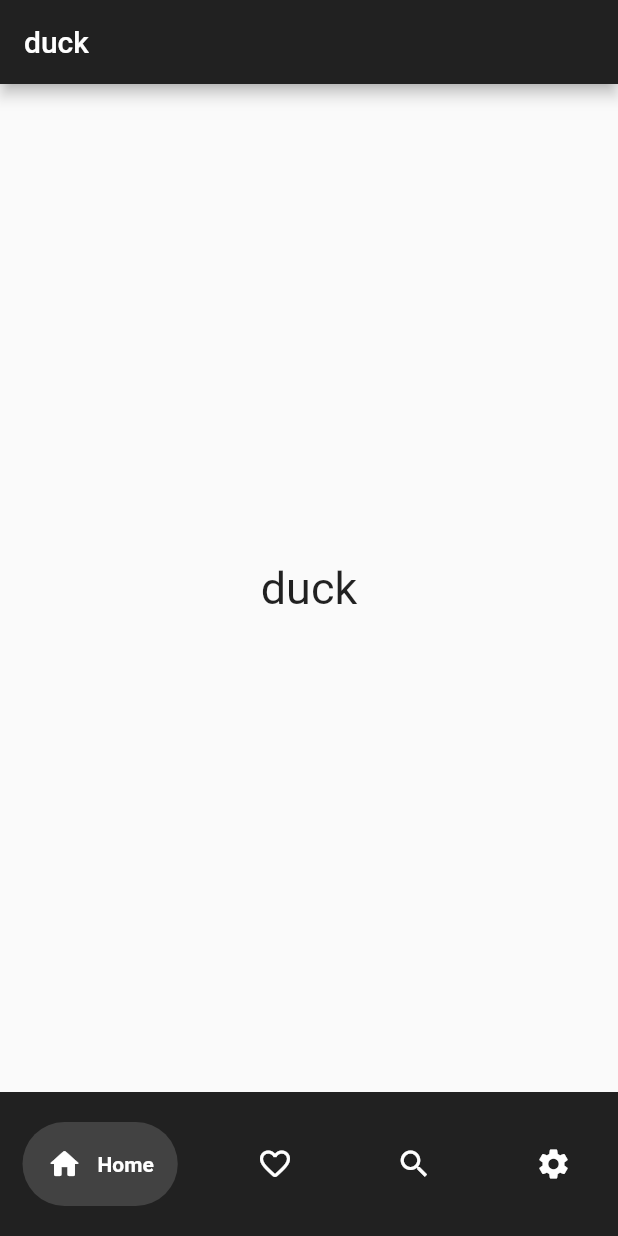
After one commit to hctaskiran/useful_flutter_widgets, a Flutter app: the screen it shows after launch, on a phone screen of 412 x 824 dp. The commit adds this screen. Run offline on Flutter 3.47's test engine with Material 2 defaults, Android fonts, the phone set to English and light mode, and no system bars; drawn by our look-alikes of google_nav_bar.

Commit message:
bottom_nav_bar_tutorial

```diff
--- /dev/null
+++ b/lib/bottom_nav_bar.dart
@@ -0,0 +1,65 @@
+// Custom bottom navigation bar tutorial with google_nav_bar //
+
+
+import 'package:flutter/material.dart';
+import 'package:google_nav_bar/google_nav_bar.dart';
+
+class NavBarLearn extends StatefulWidget {
+  const NavBarLearn({super.key});
+
+  @override
+  State<NavBarLearn> createState() => _NavBarLearnState();
+}
+
+class _NavBarLearnState extends State<NavBarLearn> {
+  @override
+  Widget build(BuildContext context) {
+    return Scaffold(
+      appBar: AppBar(title: Text('duck'), backgroundColor: customColors().grey900Color),
+      body: Center(child: Text('duck', style: TextStyle(fontSize: 30),)),
+      bottomNavigationBar: Container(
+        color: customColors().grey900Color,
+        child: Padding(
+          padding: const EdgeInsets.symmetric(horizontal: 15, vertical: 20),
+          child: GNav(
+            gap: 10,
+            onTabChange: (index) {
+              print(index);
+            },
+            backgroundColor: customColors().grey900Color,
+            color: customColors().whiteColor,
+            activeColor: customColors().whiteColor,
+            tabBackgroundColor: customColors().grey800Color,
+            padding: EdgeInsets.all(16),
+            tabs: [
+              customButtons().homeButton,
+              customButtons().favButton,
+              customButtons().searchButton,
+              customButtons().settingButton
+            ]),
+        ),
+      ),
+    );
+  }
+}
+
+
+class customButtons {
+  final homeButton = GButton(icon: customIcons().homeIcon, text: 'Home');
+  final favButton = GButton(icon: customIcons().favIcon, text: 'Favs');
+  final searchButton = GButton(icon: customIcons().searchIcon, text: 'Search',);
+  final settingButton = GButton(icon: customIcons().settingIcon, text: 'Settings',);
+}
+
+class customIcons {
+  final homeIcon = Icons.home_rounded;
+  final favIcon = Icons.favorite_border_rounded;
+  final searchIcon = Icons.search;
+  final settingIcon = Icons.settings;
+}
+
+class customColors {
+  final whiteColor = Colors.white;
+  final grey900Color = Colors.grey.shade900;
+  final grey800Color = Colors.grey.shade800;
+}
--- a/lib/main.dart
+++ b/lib/main.dart
@@ -1,4 +1,5 @@
 import 'package:flutter/material.dart';
+import 'package:useful_flutter_widgets/bottom_nav_bar.dart';
 import 'package:useful_flutter_widgets/validate.dart';
 
 void main() {
@@ -12,9 +13,9 @@ class MyApp extends StatelessWidget {
   @override
   Widget build(BuildContext context) {
     return MaterialApp(
-      title: 'Flutter Demo',
+      debugShowCheckedModeBanner: false,
       theme: ThemeData(),
-      home: ValidateLearn(),
+      home: NavBarLearn(),
     );
   }
 }
--- a/pubspec.yaml
+++ b/pubspec.yaml
@@ -46,6 +46,7 @@ dev_dependencies:
   # package. See that file for information about deactivating specific lint
   # rules and activating additional ones.
   flutter_lints: ^2.0.0
+  google_nav_bar: ^5.0.6
 
 # For information on the generic Dart part of this file, see the
 # following page: https://dart.dev/tools/pub/pubspec
```
Also changed, not shown: pubspec.lock.
